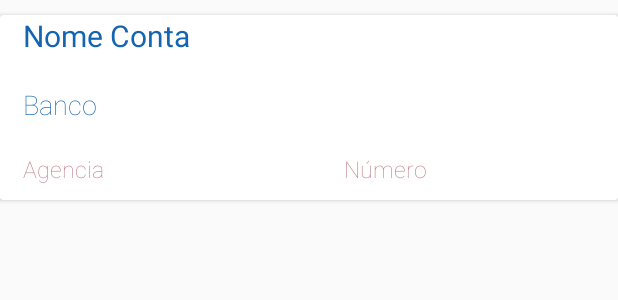
After one commit to gpandreolli/MyAppDonation, an Android app: the layout adapter_contas.xml on its own in the app's theme, with its tools: preview values and no code run, on a phone screen of 412 x 824 dp. The commit adds this screen. Shown: the top 300 px of the screen. Run offline under Robolectric (Android 15) with nearby library versions, the phone set to English and light mode, and no system bars.

Commit message:
Alterando layout e codificação da listagem de contas, Adicionando funcionalidade de editar dados de Instituição

```diff
--- /dev/null
+++ b/app/src/main/res/layout/adapter_contas.xml
@@ -0,0 +1,75 @@
+<?xml version="1.0" encoding="utf-8"?>
+<androidx.cardview.widget.CardView xmlns:android="http://schemas.android.com/apk/res/android"
+    android:layout_width="match_parent"
+    android:layout_height="wrap_content"
+    android:layout_marginTop="10dp">
+
+    <LinearLayout
+        android:layout_width="match_parent"
+        android:layout_height="match_parent"
+        android:orientation="vertical">
+
+        <LinearLayout
+            android:layout_width="wrap_content"
+            android:layout_height="wrap_content"
+            android:orientation="vertical">
+
+            <TextView
+                android:id="@+id/txtNome_Conta"
+                android:layout_width="wrap_content"
+                android:layout_height="wrap_content"
+                android:layout_marginStart="15dp"
+                android:layout_marginBottom="20dp"
+                android:fontFamily="sans-serif-thin"
+                android:text="Nome Conta"
+                android:textColor="@color/colorBlueDark"
+                android:textSize="20dp"
+                android:textStyle="bold" />
+
+            <TextView
+                android:id="@+id/txtNome_Banco"
+                android:layout_width="wrap_content"
+                android:layout_height="wrap_content"
+                android:layout_marginStart="15dp"
+                android:layout_marginBottom="20dp"
+                android:fontFamily="sans-serif-thin"
+                android:text="Banco"
+                android:textColor="@color/colorBlueDark"
+                android:textSize="18dp"
+                 />
+        </LinearLayout>
+
+
+        <LinearLayout
+            android:layout_width="wrap_content"
+            android:layout_height="wrap_content"
+            android:orientation="horizontal">
+
+            <TextView
+                android:id="@+id/txtAgencia_Conta"
+                android:layout_width="match_parent"
+                android:layout_height="wrap_content"
+                android:layout_marginStart="15dp"
+                android:layout_marginBottom="10dp"
+                android:fontFamily="sans-serif-thin"
+                android:text="Agencia"
+                android:textColor="@color/colorRosaEscuro"
+                android:textSize="15dp" />
+
+            <TextView
+                android:id="@+id/txtNumero_Conta"
+                android:layout_width="match_parent"
+                android:layout_height="wrap_content"
+                android:layout_marginStart="160dp"
+                android:layout_marginBottom="5dp"
+                android:fontFamily="sans-serif-thin"
+                android:text="Número"
+                android:textColor="@color/colorRosaEscuro"
+                android:textSize="15dp" />
+
+
+        </LinearLayout>
+
+    </LinearLayout>
+
+</androidx.cardview.widget.CardView>
--- a/app/src/main/res/values/strings.xml
+++ b/app/src/main/res/values/strings.xml
@@ -31,4 +31,5 @@
     <string name="title_activity_minhas_doacoes">MinhasDoacoesActivity</string>
     <string name="title_activity_minhas_instituicoes">MinhasInstituicoesActivity</string>
     <string name="title_activity_instituicoes">Instituicoes</string>
+    <string name="title_activity_lista_conta">ListaContaActivity</string>
 </resources>
```
Also changed, not shown: app/src/main/AndroidManifest.xml (+9 -0 lines), app/src/main/java/com/gpa/myappdonation/adapters/AdapterContas.java (added, +62 -0 lines), app/src/main/java/com/gpa/myappdonation/view/CadastrarConta.java (+11 -3 lines), app/src/main/java/com/gpa/myappdonation/view/CadastrarInstituicaoActivity.java (+36 -14 lines), app/src/main/java/com/gpa/myappdonation/view/IncialActivityInsti.java (+12 -3 lines), app/src/main/java/com/gpa/myappdonation/view/ListaContaActivity.java (added, +141 -0 lines), app/src/main/java/com/gpa/myappdonation/view/UsuarioActivity.java (+7 -7 lines), app/src/main/res/layout/activity_lista_conta.xml (added, +33 -0 lines), app/src/main/res/layout/content_lista_conta.xml (added, +22 -0 lines).
